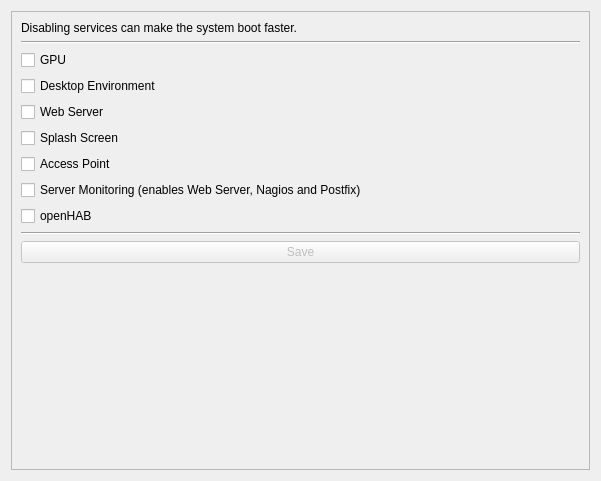
Old version of the form src/brickv/plugin_system/plugins/red/ui/red_tab_settings_services.ui in the repository Tinkerforge/brickv.
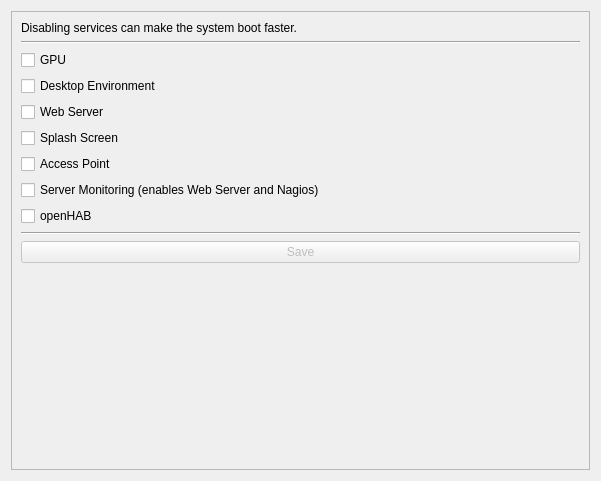
New version of the form.

Commit message: red-brick: Since mail notifications are being sent using sendemail and not Postfix

Patch:
```diff
--- a/src/brickv/plugin_system/plugins/red/ui/red_tab_settings_services.ui
+++ b/src/brickv/plugin_system/plugins/red/ui/red_tab_settings_services.ui
@@ -24,8 +24,8 @@
        <rect>
         <x>0</x>
         <y>0</y>
-        <width>581</width>
-        <height>461</height>
+        <width>579</width>
+        <height>459</height>
        </rect>
       </property>
       <layout class="QVBoxLayout" name="verticalLayout">
@@ -106,7 +106,7 @@
          <item row="7" column="0">
           <widget class="QCheckBox" name="chkbox_server_monitoring">
            <property name="text">
-            <string>Server Monitoring (enables Web Server, Nagios and Postfix)</string>
+            <string>Server Monitoring (enables Web Server and Nagios)</string>
            </property>
           </widget>
          </item>
```
